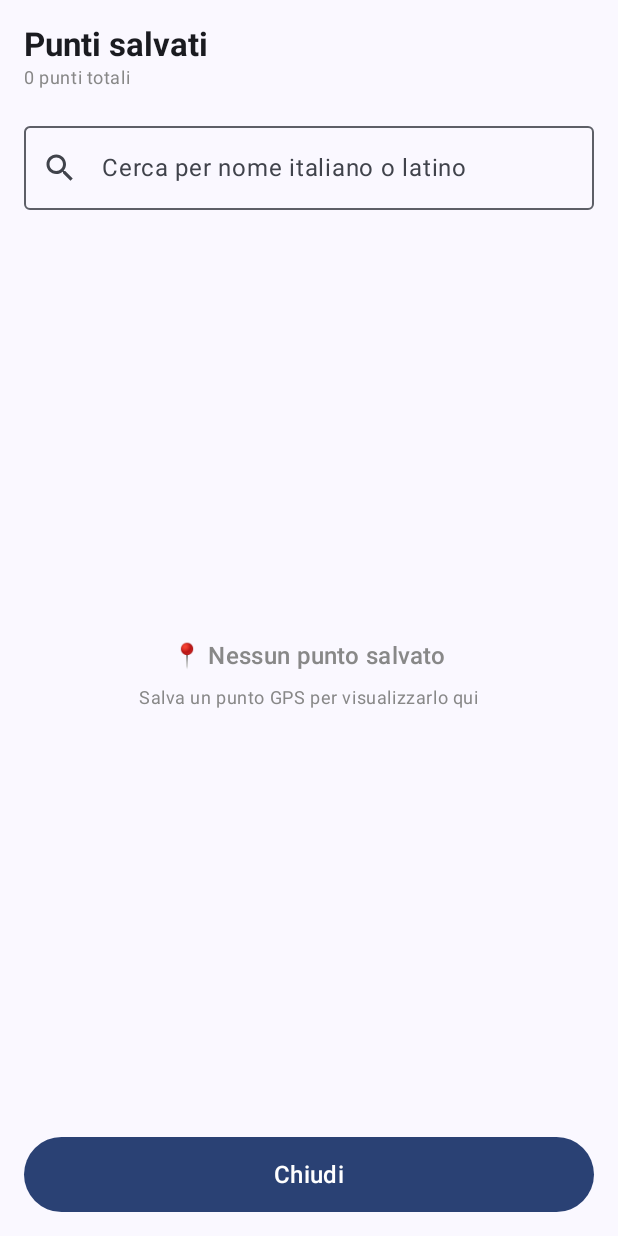
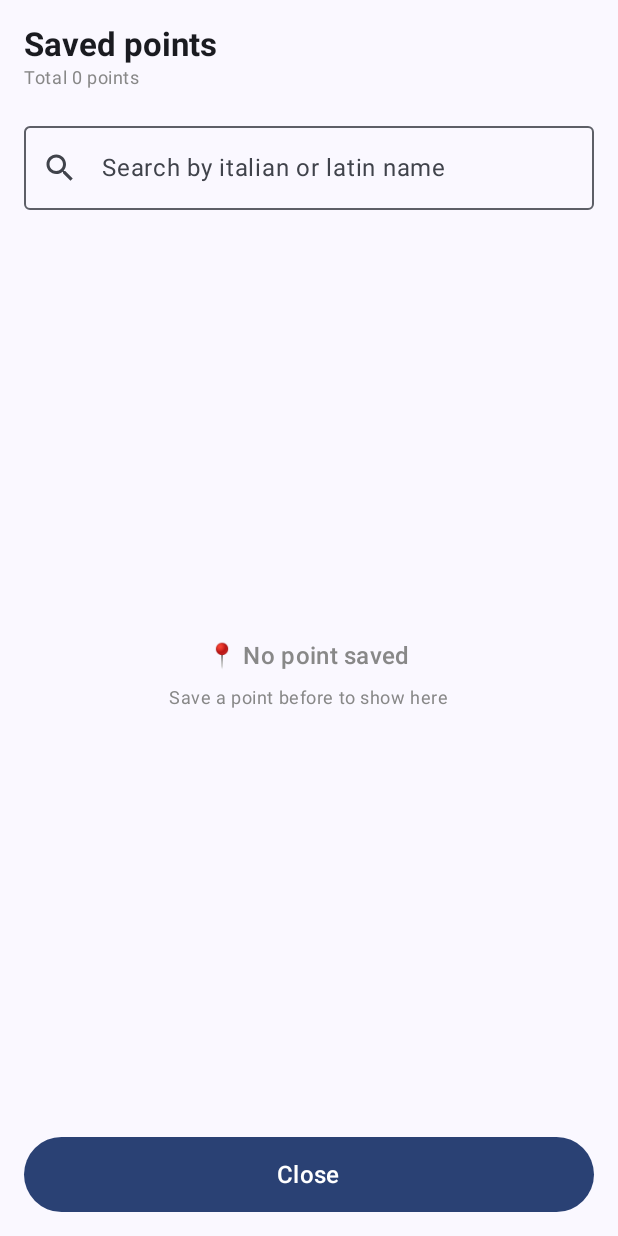
Before and after one commit to giulsign/MapsforgeComposeApp, an Android app built with Jetpack Compose: the composable LocationsTableScreen shown on its own in the app's theme, on a phone screen of 412 x 824 dp. Run offline under Robolectric (Android 15) with nearby library versions, the phone set to English and light mode, and no system bars; libraries missing offline, so code that uses them is left out: it.fourSTL; network calls fail.

```diff
--- a/app/src/main/java/it/fourSTL/PositionMarker/LocationsTableScreen.kt
+++ b/app/src/main/java/it/fourSTL/PositionMarker/LocationsTableScreen.kt
@@ -167,12 +167,12 @@ fun LocationsTableScreen(
         ) {
             Column {
                 Text(
-                    "Punti salvati",
+                    "Saved points",
                     style = MaterialTheme.typography.titleLarge,
                     fontWeight = FontWeight.Bold
                 )
                 Text(
-                    "${locations.size} punt${if (locations.size == 1) "o" else "i"} totali",
+                    "Total ${locations.size} point${if (locations.size == 1) "" else "s"}",
                     style = MaterialTheme.typography.bodySmall,
                     color = Color.Gray
                 )
@@ -184,7 +184,7 @@ fun LocationsTableScreen(
         OutlinedTextField(
             value = searchQuery,
             onValueChange = { searchQuery = it },
-            label = { Text("Cerca per nome italiano o latino") },
+            label = { Text("Search by italian or latin name") },
             modifier = Modifier.fillMaxWidth(),
             leadingIcon = { Icon(Icons.Default.Search, contentDescription = "Search") }
         )
@@ -202,8 +202,8 @@ fun LocationsTableScreen(
                     horizontalAlignment = Alignment.CenterHorizontally,
                     verticalArrangement = Arrangement.spacedBy(8.dp)
                 ) {
-                    Text("📍 Nessun punto salvato", style = MaterialTheme.typography.titleMedium, color = Color.Gray)
-                    Text("Salva un punto GPS per visualizzarlo qui", style = MaterialTheme.typography.bodySmall, color = Color.Gray)
+                    Text("📍 No point saved", style = MaterialTheme.typography.titleMedium, color = Color.Gray)
+                    Text("Save a point before to show here", style = MaterialTheme.typography.bodySmall, color = Color.Gray)
                 }
             }
         } else {
@@ -239,7 +239,7 @@ fun LocationsTableScreen(
             onClick = onBack,
             modifier = Modifier.fillMaxWidth().height(50.dp)
         ) {
-            Text("Chiudi", style = MaterialTheme.typography.titleMedium)
+            Text("Close", style = MaterialTheme.typography.titleMedium)
         }
     }
 
@@ -247,8 +247,8 @@ fun LocationsTableScreen(
     if (showDeleteDialog && locationToDelete != null) {
         AlertDialog(
             onDismissRequest = { showDeleteDialog = false },
-            title = { Text("Elimina punto") },
-            text = { Text("Vuoi eliminare il punto #${locationToDelete?.id}?\nQuesta azione non può essere annullata.") },
+            title = { Text("Delete point") },
+            text = { Text("Do you want to delete this point? #${locationToDelete?.id}?\nThis action cannot be undone.") },
             confirmButton = {
                 TextButton(
                     onClick = {
@@ -261,11 +261,11 @@ fun LocationsTableScreen(
                         locationToDelete = null
                     }
                 ) {
-                    Text("Elimina", color = MaterialTheme.colorScheme.error)
+                    Text("Delete", color = MaterialTheme.colorScheme.error)
                 }
             },
             dismissButton = {
-                TextButton(onClick = { showDeleteDialog = false }) { Text("Annulla") }
+                TextButton(onClick = { showDeleteDialog = false }) { Text("Undo") }
             }
         )
     }
```
